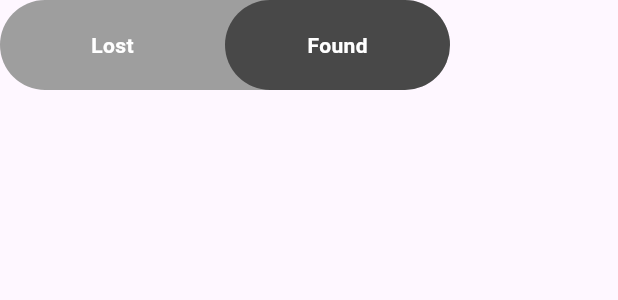
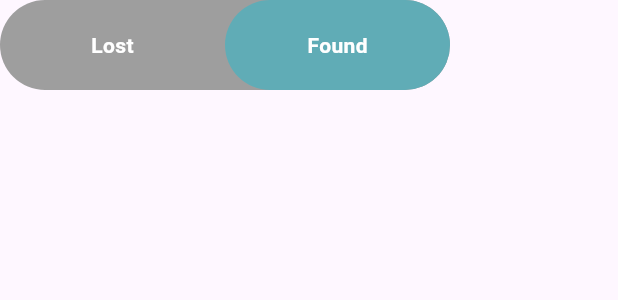
Before and after one commit to Hawraa91/Lost-and-found-App, a Flutter app: the ToggleButton widget shown alone on an empty page, opened directly, after a tap on "Lost", on a phone screen of 412 x 824 dp. Shown: the top 300 px of the screen. Run offline on Flutter 3.47's test engine with Material 3 defaults, Android fonts, the phone set to English and light mode, and no system bars; our stand-ins replace cloud_firestore, firebase_auth, firebase_core, image_picker; accounts and stored records are empty; network calls fail.

```diff
--- a/lib/screens/post/foundItem.dart
+++ b/lib/screens/post/foundItem.dart
@@ -10,22 +10,22 @@ void main() async {
   WidgetsFlutterBinding.ensureInitialized();
   await Firebase.initializeApp();
   runApp(const MaterialApp(
-    home: LostItem(),
+    home: FoundItem(),
   ));
 }
 
-class LostItem extends StatefulWidget {
-  const LostItem({Key? key}) : super(key: key);
+class FoundItem extends StatefulWidget {
+  const FoundItem({Key? key}) : super(key: key);
 
   @override
-  _LostItemState createState() => _LostItemState();
+  _FoundItemPageState createState() => _FoundItemPageState();
 }
 
-class _LostItemState extends State<LostItem> {
+class _FoundItemPageState extends State<FoundItem> {
   final _formKey = GlobalKey<FormState>();
   final TextEditingController _itemTitleController = TextEditingController();
   final TextEditingController _itemNameController = TextEditingController();
-  final TextEditingController _itemLostDateController = TextEditingController();
+  final TextEditingController _itemFoundDateController = TextEditingController();
   final TextEditingController _categoryController = TextEditingController();
   final TextEditingController _descriptionController = TextEditingController();
   XFile? _imageFile;
@@ -36,7 +36,7 @@ class _LostItemState extends State<LostItem> {
   void dispose() {
     _itemTitleController.dispose();
     _itemNameController.dispose();
-    _itemLostDateController.dispose();
+    _itemFoundDateController.dispose();
     _categoryController.dispose();
     _descriptionController.dispose();
     super.dispose();
@@ -51,19 +51,18 @@ class _LostItemState extends State<LostItem> {
     });
   }
 
-  //TODO: add the public or private reports
   Future<void> _submitForm() async {
     if (_formKey.currentState!.validate()) {
       Map<String, dynamic> data = {
         'itemTitle': _itemTitleController.text,
         'itemName': _itemNameController.text,
-        'itemLostDate': _itemLostDateController.text,
+        'itemFoundDate': _itemFoundDateController.text,
         'category': _categoryController.text,
         'description': _descriptionController.text,
       };
 
       try {
-        await FirebaseFirestore.instance.collection('lost').add(data);
+        await FirebaseFirestore.instance.collection('found').add(data);
         ScaffoldMessenger.of(context).showSnackBar(
           const SnackBar(
             content: Text('Form submitted successfully'),
@@ -71,7 +70,7 @@ class _LostItemState extends State<LostItem> {
         );
         _itemTitleController.clear();
         _itemNameController.clear();
-        _itemLostDateController.clear();
+        _itemFoundDateController.clear();
         _categoryController.clear();
         _descriptionController.clear();
         _imageFile = null;
@@ -89,7 +88,7 @@ class _LostItemState extends State<LostItem> {
   Widget build(BuildContext context) {
     return Scaffold(
       appBar: AppBar(
-        title: const Text('Lost and Found Form'),
+        title: const Text('Found Item Form'),
       ),
       body: SingleChildScrollView(
         padding: const EdgeInsets.symmetric(horizontal: 20, vertical: 10),
@@ -106,7 +105,7 @@ class _LostItemState extends State<LostItem> {
                 children: [
                   _buildInputField('Item Title', _itemTitleController),
                   _buildInputField('Item Name', _itemNameController),
-                  _buildDateTimePickerFormField('Item Lost Date'),
+                  _buildDateTimePickerFormField('Item Found Date'),
                   _buildCategoryDropdown('Category', _categoryController),
                   _buildInputField('Description', _descriptionController),
                   const SizedBox(height: 10),
@@ -155,7 +154,7 @@ class _LostItemState extends State<LostItem> {
     return Padding(
       padding: const EdgeInsets.symmetric(vertical: 10),
       child: TextFormField(
-        controller: _itemLostDateController,
+        controller: _itemFoundDateController,
         decoration: InputDecoration(
           labelText: label,
           hintText: 'Select $label',
@@ -171,7 +170,7 @@ class _LostItemState extends State<LostItem> {
               );
               if (picked != null) {
                 setState(() {
-                  _itemLostDateController.text = picked.toString();
+                  _itemFoundDateController.text = picked.toString();
                 });
               }
             },
@@ -245,16 +244,31 @@ class ToggleButton extends StatefulWidget {
   _ToggleButtonState createState() => _ToggleButtonState();
 }
 
+const double width = 300.0;
+const double height = 60.0;
+const double loginAlign = -1;
+const double signInAlign = 1;
+final Color selectedColor = const Color.fromRGBO(96, 172, 182, 1.0);
+final Color normalColor = Colors.black54;
+
 class _ToggleButtonState extends State<ToggleButton> {
-  double xAlign = 1; // Initialize with default value
-  Color loginColor = Colors.black54; // Initialize with default value
-  Color signInColor = const Color.fromRGBO(96, 172, 182, 1.0); // Initialize with default value
+  late double xAlign;
+  late Color loginColor;
+  late Color signInColor;
+
+  @override
+  void initState() {
+    super.initState();
+    xAlign = signInAlign;
+    loginColor = normalColor;
+    signInColor = selectedColor;
+  }
 
   @override
   Widget build(BuildContext context) {
     return Container(
-      width: 300,
-      height: 60,
+      width: width,
+      height: height,
       decoration: BoxDecoration(
         color: Colors.grey,
         borderRadius: BorderRadius.all(
@@ -267,10 +281,10 @@ class _ToggleButtonState extends State<ToggleButton> {
             alignment: Alignment(xAlign, 0),
             duration: Duration(milliseconds: 300),
             child: Container(
-              width: 150,
-              height: 60,
+              width: width * 0.5,
+              height: height,
               decoration: BoxDecoration(
-                color: signInColor,
+                color: selectedColor, // Change background color here
                 borderRadius: BorderRadius.all(
                   Radius.circular(50.0),
                 ),
@@ -287,7 +301,7 @@ class _ToggleButtonState extends State<ToggleButton> {
             child: Align(
               alignment: Alignment(-1, 0),
               child: Container(
-                width: 150,
+                width: width * 0.5,
                 color: Colors.transparent,
                 alignment: Alignment.center,
                 child: const Text(
@@ -303,21 +317,21 @@ class _ToggleButtonState extends State<ToggleButton> {
           GestureDetector(
             onTap: () {
               setState(() {
-                xAlign = 1;
-                signInColor = Colors.black54;
-                loginColor = const Color.fromRGBO(96, 172, 182, 1.0);
+                xAlign = signInAlign;
+                signInColor = selectedColor;
+                loginColor = normalColor;
               });
             },
             child: Align(
               alignment: Alignment(1, 0),
               child: Container(
-                width: 150,
+                width: width * 0.5,
                 color: Colors.transparent,
                 alignment: Alignment.center,
                 child: Text(
                   'Found',
                   style: TextStyle(
-                    color: signInColor == signInColor ? Colors.white : Colors.black,
+                    color: signInColor == selectedColor ? Colors.white : Colors.black,
                     fontWeight: FontWeight.bold,
                   ),
                 ),
```
